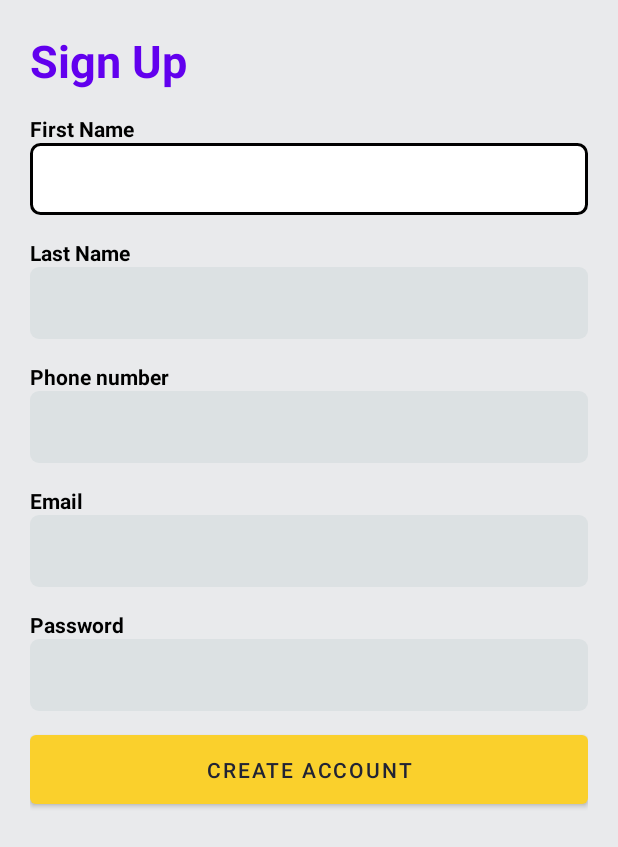
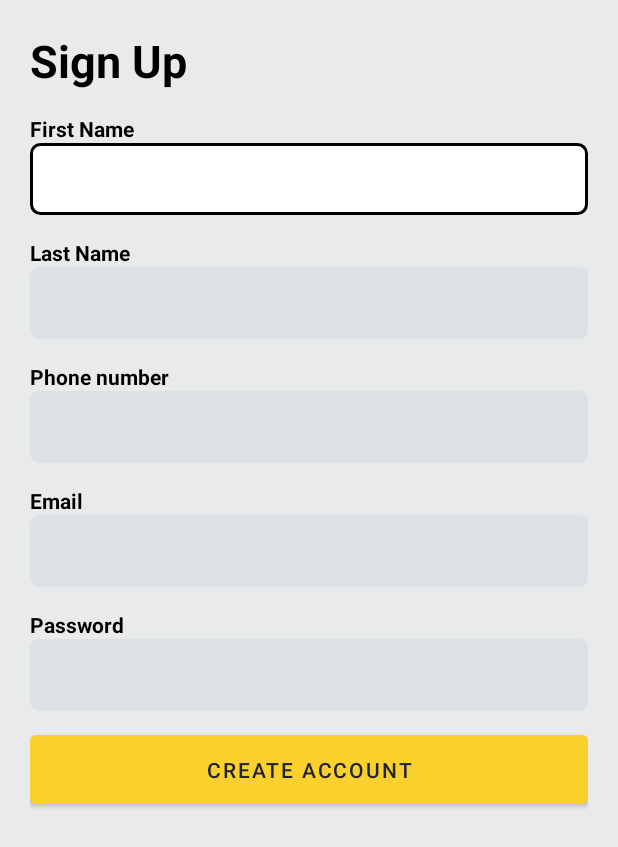
Before and after one commit to vukasinb7/YuGo-Android, an Android app: the NewUserRegisterActivity screen opened directly, with no data from a screen before it, on a phone screen of 412 x 824 dp. Shown: the top 847 px of the screen. Run offline under Robolectric (Android 15) with nearby library versions, the phone set to English and light mode, and no system bars.

Commit message:
Update: color change

```diff
--- a/app/src/main/res/layout/activity_new_user_register.xml
+++ b/app/src/main/res/layout/activity_new_user_register.xml
@@ -16,7 +16,7 @@
         app:layout_constraintStart_toStartOf="parent"
         android:textSize="30sp"
         android:textStyle="bold"
-        android:textColor="@color/design_default_color_primary"
+        android:textColor="@color/black"
         app:layout_constraintTop_toTopOf="parent" />
 
     <TextView
```
